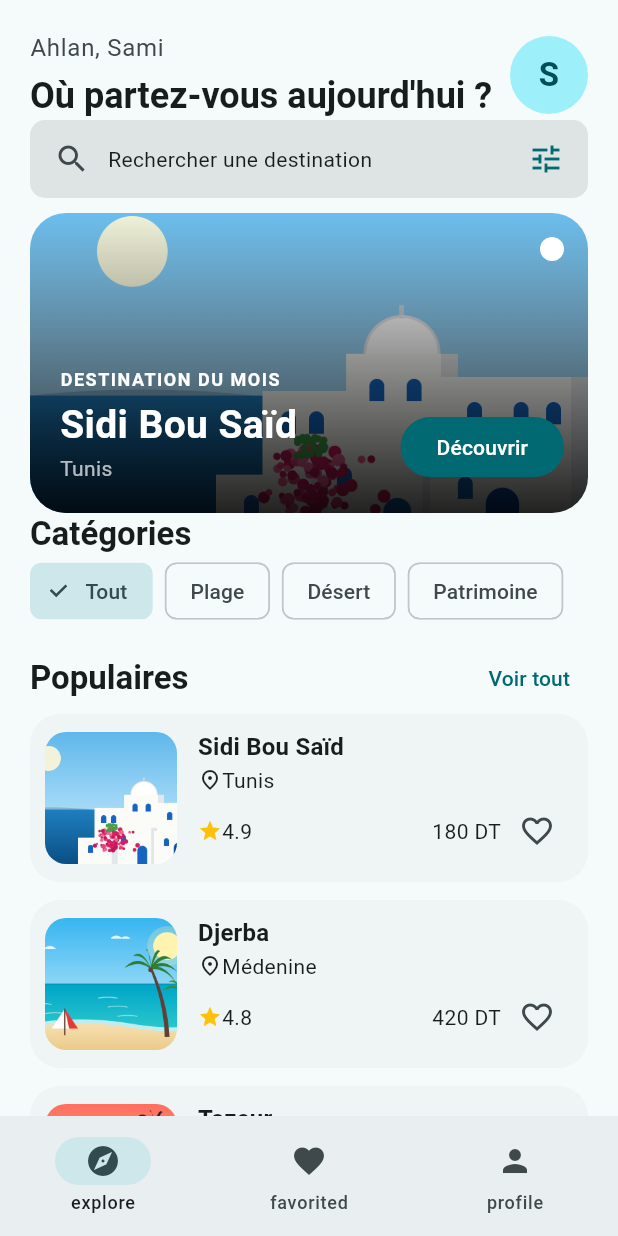
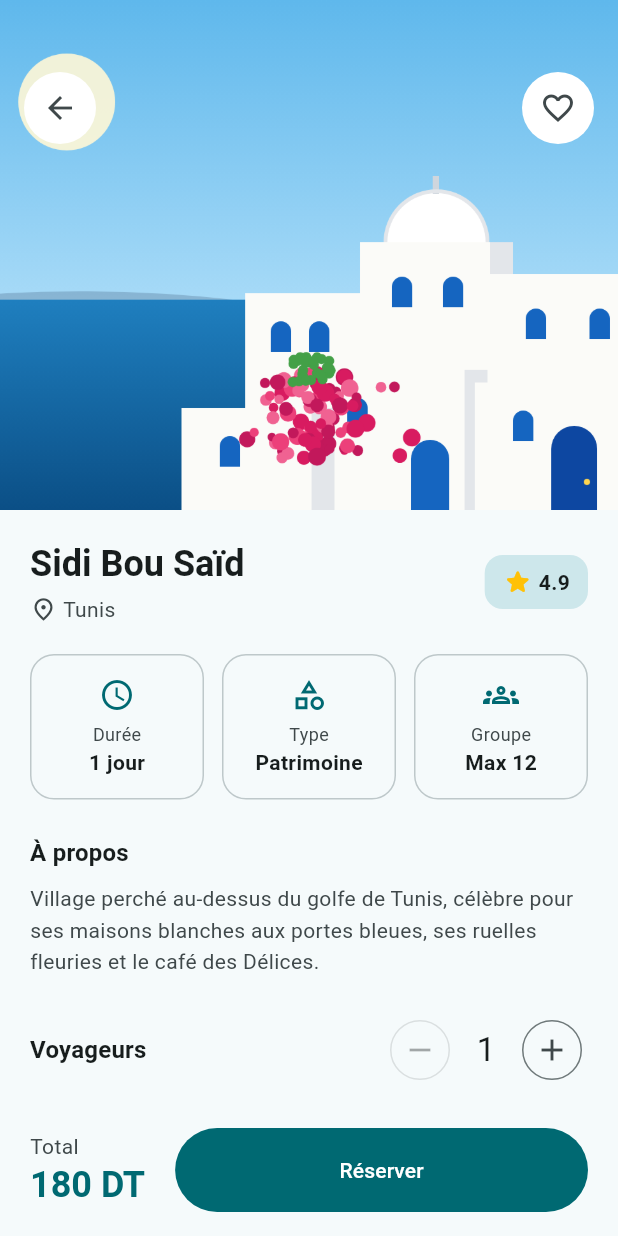
Before and after one commit to camiouna/rihla, a Flutter app: the screen it shows after launch, after a tap on "Découvrir", on a phone screen of 412 x 824 dp. Run offline on Flutter 3.47's test engine with Material 3 defaults, Android fonts, the phone set to English and light mode, and no system bars.

Commit message:
palier 2 : navigation carte vers detail et retour

```diff
--- a/lib/main.dart
+++ b/lib/main.dart
@@ -33,3 +33,9 @@ class RihlaApp extends StatelessWidget {
 //Q9 : sans setState, la mise a jour quand on clique sur une categorie ne sera pas effectué bien que categorie change en memoire
 //Q10 : _filtrees est recalculé a chaque build pour ne pas stocker une liste pour chaque categorie
 //Q11 : HeroBanner peut rester stateless car il n'effectue pas des setState(), il se reconstruit avec les données changée, pas plus.
+
+
+//TP4
+//Q1 : le filtre est conservé,l'ecran de detail est au dessus de la page d'acceuil donc la page d'acceuil reste en memoire mais dessous la page detail
+//Q2 : c'est le passage de données a un ecran via son constructeur
+//Q3 : sans clip behvaiour, on peut cliquer a l'espace arrondis donc clip behaviour coupe le contenu des coins pour que l'effet de touche est sous la forme de la carte
--- /dev/null
+++ b/lib/screens/detail_screen.dart
@@ -0,0 +1,257 @@
+import 'package:flutter/material.dart';
+
+import '../models/destination.dart';
+import '../widgets/favorite_button.dart';
+
+/// Devoir TP3 — Écran de détail d'une destination (version du kit TP4).
+/// À relier aux cartes au palier 2 du TP4.
+class DetailScreen extends StatefulWidget {
+  final Destination destination;
+
+  const DetailScreen({super.key, required this.destination});
+
+  @override
+  State<DetailScreen> createState() => _DetailScreenState();
+}
+
+class _DetailScreenState extends State<DetailScreen> {
+  int _voyageurs = 1;
+
+  @override
+  Widget build(BuildContext context) {
+    final d = widget.destination;
+    final theme = Theme.of(context);
+    final cs = theme.colorScheme;
+
+    return Scaffold(
+      body: ListView(
+        padding: EdgeInsets.zero,
+        children: [
+          SizedBox(
+            height: 340,
+            child: Stack(
+              fit: StackFit.expand,
+              children: [
+                Image.asset(d.image, fit: BoxFit.cover),
+                Positioned(
+                  top: 48,
+                  left: 16,
+                  child: _BoutonRond(
+                    child: IconButton(
+                      tooltip: 'Retour',
+                      onPressed: () {
+                        Navigator.pop(context);
+                      }, // TP4 palier 2
+
+                      icon: const Icon(Icons.arrow_back),
+                    ),
+                  ),
+                ),
+                const Positioned(
+                  top: 48,
+                  right: 16,
+                  child: _BoutonRond(child: FavoriteButton()),
+                ),
+              ],
+            ),
+          ),
+          Padding(
+            padding: const EdgeInsets.all(20),
+            child: Column(
+              crossAxisAlignment: CrossAxisAlignment.start,
+              children: [
+                Row(
+                  children: [
+                    Expanded(
+                      child: Column(
+                        crossAxisAlignment: CrossAxisAlignment.start,
+                        children: [
+                          Text(
+                            d.nom,
+                            style: theme.textTheme.headlineSmall
+                                ?.copyWith(fontWeight: FontWeight.bold),
+                          ),
+                          const SizedBox(height: 4),
+                          Row(
+                            children: [
+                              Icon(Icons.place_outlined,
+                                  size: 18, color: cs.onSurfaceVariant),
+                              const SizedBox(width: 4),
+                              Text(d.region,
+                                  style: TextStyle(color: cs.onSurfaceVariant)),
+                            ],
+                          ),
+                        ],
+                      ),
+                    ),
+                    Container(
+                      padding: const EdgeInsets.symmetric(
+                          horizontal: 12, vertical: 8),
+                      decoration: BoxDecoration(
+                        color: cs.secondaryContainer,
+                        borderRadius: BorderRadius.circular(12),
+                      ),
+                      child: Row(
+                        mainAxisSize: MainAxisSize.min,
+                        children: [
+                          const Icon(Icons.star_rounded,
+                              color: Colors.amber, size: 20),
+                          const SizedBox(width: 4),
+                          Text('${d.note}',
+                              style:
+                                  const TextStyle(fontWeight: FontWeight.bold)),
+                        ],
+                      ),
+                    ),
+                  ],
+                ),
+                const SizedBox(height: 20),
+                Row(
+                  children: [
+                    Expanded(
+                      child: _InfoTile(
+                          icone: Icons.schedule, label: 'Durée', valeur: d.duree),
+                    ),
+                    const SizedBox(width: 12),
+                    Expanded(
+                      child: _InfoTile(
+                          icone: Icons.category_outlined,
+                          label: 'Type',
+                          valeur: d.categorie),
+                    ),
+                    const SizedBox(width: 12),
+                    const Expanded(
+                      child: _InfoTile(
+                          icone: Icons.groups_outlined,
+                          label: 'Groupe',
+                          valeur: 'Max 12'),
+                    ),
+                  ],
+                ),
+                const SizedBox(height: 24),
+                Text('À propos',
+                    style: theme.textTheme.titleMedium
+                        ?.copyWith(fontWeight: FontWeight.bold)),
+                const SizedBox(height: 8),
+                Text(d.description,
+                    style: TextStyle(height: 1.5, color: cs.onSurfaceVariant)),
+                const SizedBox(height: 24),
+                Row(
+                  children: [
+                    Expanded(
+                      child: Text('Voyageurs',
+                          style: theme.textTheme.titleMedium
+                              ?.copyWith(fontWeight: FontWeight.bold)),
+                    ),
+                    IconButton.outlined(
+                      onPressed: _voyageurs > 1
+                          ? () => setState(() => _voyageurs--)
+                          : null,
+                      icon: const Icon(Icons.remove),
+                    ),
+                    SizedBox(
+                      width: 40,
+                      child: Text(
+                        '$_voyageurs',
+                        textAlign: TextAlign.center,
+                        style: theme.textTheme.titleLarge,
+                      ),
+                    ),
+                    IconButton.outlined(
+                      onPressed: () => setState(() => _voyageurs++),
+                      icon: const Icon(Icons.add),
+                    ),
+                  ],
+                ),
+
+              ],
+            ),
+          ),
+        ],
+      ),
+      bottomNavigationBar: SafeArea(
+        child: Padding(
+          padding: const EdgeInsets.fromLTRB(20, 8, 20, 16),
+          child: Row(
+            children: [
+              Column(
+                mainAxisSize: MainAxisSize.min,
+                crossAxisAlignment: CrossAxisAlignment.start,
+                children: [
+                  Text('Total', style: TextStyle(color: cs.onSurfaceVariant)),
+                  Text(
+                    '${d.prix * _voyageurs} DT',
+                    style: theme.textTheme.headlineSmall?.copyWith(
+                      color: cs.primary,
+                      fontWeight: FontWeight.bold,
+                    ),
+                  ),
+                ],
+              ),
+              const SizedBox(width: 20),
+              Expanded(
+                child: FilledButton(
+                  onPressed: () {}, // TP4 palier 3 puis 5
+                  style: FilledButton.styleFrom(
+                    minimumSize: const Size.fromHeight(56),
+                  ),
+                  child: const Text('Réserver'),
+                ),
+              ),
+            ],
+          ),
+        ),
+      ),
+    );
+  }
+}
+
+class _BoutonRond extends StatelessWidget {
+  final Widget child;
+
+  const _BoutonRond({required this.child});
+
+  @override
+  Widget build(BuildContext context) {
+    return Container(
+      decoration: const BoxDecoration(
+        color: Colors.white,
+        shape: BoxShape.circle,
+      ),
+      child: child,
+    );
+  }
+}
+
+class _InfoTile extends StatelessWidget {
+  final IconData icone;
+  final String label;
+  final String valeur;
+
+  const _InfoTile({
+    required this.icone,
+    required this.label,
+    required this.valeur,
+  });
+
+  @override
+  Widget build(BuildContext context) {
+    final cs = Theme.of(context).colorScheme;
+
+    return Container(
+      padding: const EdgeInsets.symmetric(vertical: 14),
+      decoration: BoxDecoration(
+        border: Border.all(color: cs.outlineVariant),
+        borderRadius: BorderRadius.circular(16),
+      ),
+      child: Column(
+        children: [
+          Icon(icone, color: cs.primary),
+          const SizedBox(height: 6),
+          Text(label, style: TextStyle(fontSize: 12, color: cs.onSurfaceVariant)),
+          Text(valeur, style: const TextStyle(fontWeight: FontWeight.bold)),
+        ],
+      ),
+    );
+  }
+}
--- a/lib/widgets/destination_card.dart
+++ b/lib/widgets/destination_card.dart
@@ -1,6 +1,6 @@
 import 'package:flutter/material.dart';
 import 'package:tp3/widgets/favorite_button.dart';
-
+import '../screens/detail_screen.dart';
 import '../models/destination.dart';
 
 class DestinationCard extends StatelessWidget {
@@ -19,6 +19,12 @@ class DestinationCard extends StatelessWidget {
         borderRadius: BorderRadius.circular(20),
       ),
       margin: EdgeInsets.only(bottom: 12),
+      clipBehavior: Clip.antiAlias,
+      child: InkWell(
+        onTap:(){
+          Navigator.push(context,MaterialPageRoute(builder: (context)=>DetailScreen(destination:destination,),));
+        },
+
       child: Padding(
         padding: EdgeInsets.all(10),
         child: Row(
@@ -68,7 +74,7 @@ class DestinationCard extends StatelessWidget {
             ),
           ],
         ),
-      ),
+      ),)
     );
   }
 }
--- a/lib/widgets/hero_banner.dart
+++ b/lib/widgets/hero_banner.dart
@@ -1,4 +1,5 @@
 import 'package:flutter/material.dart';
+import 'package:tp3/screens/detail_screen.dart';
 
 import '../models/destination.dart';
 
@@ -83,7 +84,9 @@ class HeroBanner extends StatelessWidget {
               right: 16,
               bottom: 20,
               child: FilledButton(
-                onPressed: () {},
+                onPressed: () {
+                  Navigator.push(context, MaterialPageRoute(builder: (context)=>DetailScreen(destination: destination)));
+                },
                 child: const Text('Découvrir'),
               ),
             ),
```
